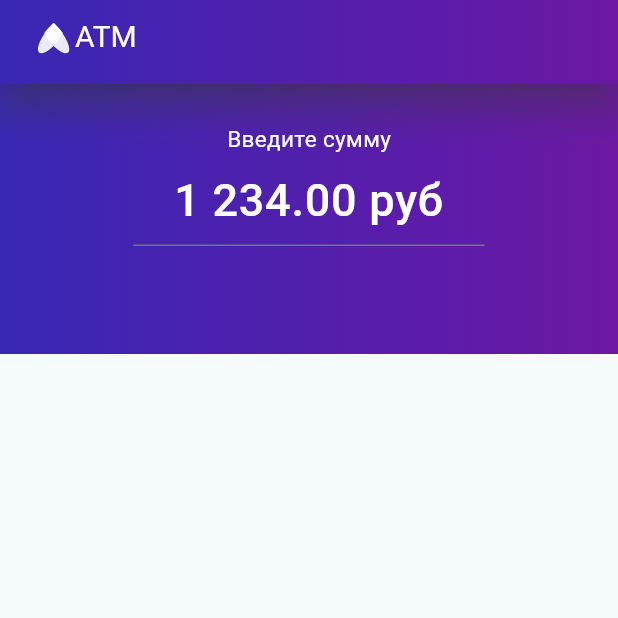
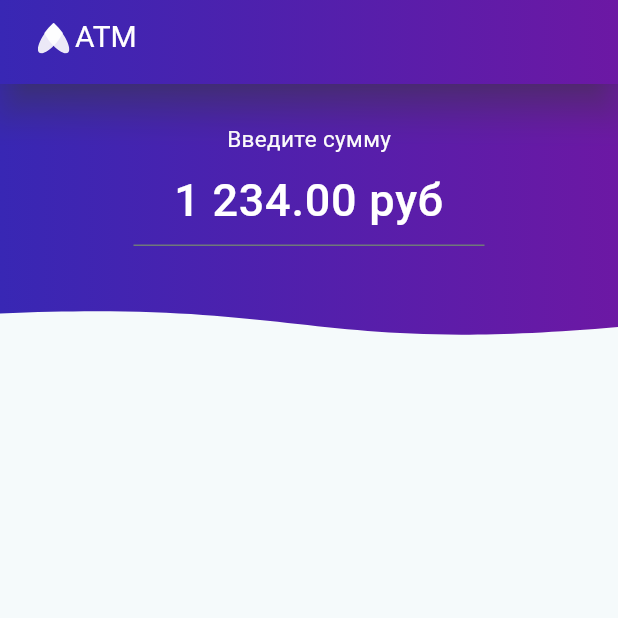
Before and after one commit to GarifullinII/atm, a Flutter app: the screen it shows after launch, on a phone screen of 412 x 824 dp, the top half of it. Run offline on Flutter 3.47's test engine with Material 3 defaults, Android fonts, the phone set to English and light mode, and no system bars; our stand-ins replace flutter_svg; Roboto replaces fonts that are missing (SF Pro Text, Trebuchet MS).

Commit message:
ATM add CustomClipper for first gradient

```diff
--- a/lib/views/pages/amount_entry.dart
+++ b/lib/views/pages/amount_entry.dart
@@ -13,9 +13,8 @@ class AmountEntryPage extends StatefulWidget {
 }
 
 class _AmountEntryPageState extends State<AmountEntryPage> {
-
   /// Input controller
-  final TextEditingController amountEntryController = TextEditingController();
+  final TextEditingController controller = TextEditingController();
 
   @override
   Widget build(BuildContext context) {
@@ -29,10 +28,13 @@ class _AmountEntryPageState extends State<AmountEntryPage> {
             Stack(
               alignment: Alignment.topCenter,
               children: <Widget>[
-                Container(
-                  height: 180,
-                  decoration: BoxDecoration(
-                    gradient: ColorConstants.backgroundColor,
+                ClipPath(
+                  clipper: DrawClip(),
+                  child: Container(
+                    height: 180,
+                    decoration: BoxDecoration(
+                      gradient: ColorConstants.backgroundColor,
+                    ),
                   ),
                 ),
                 Column(
@@ -56,7 +58,7 @@ class _AmountEntryPageState extends State<AmountEntryPage> {
                         right: 89,
                       ),
                       child: TextFormField(
-                        controller: amountEntryController,
+                        controller: controller,
                         decoration: InputDecoration(
                           hintText: '1 234.00 руб',
                           hintStyle: TextStyle(
@@ -86,3 +88,27 @@ class _AmountEntryPageState extends State<AmountEntryPage> {
     );
   }
 }
+
+class DrawClip extends CustomClipper<Path> {
+  @override
+  getClip(Size size) {
+    Path path = Path();
+    path.lineTo(0, size.height*0.85);
+    path.cubicTo(
+      size.width*0.5,
+      size.height*0.8,
+      size.width*0.5,
+      size.height,
+      size.width,
+      size.height*0.9,
+    );
+    path.lineTo(size.width, 0);
+
+    return path;
+  }
+
+  @override
+  bool shouldReclip(covariant CustomClipper oldClipper) {
+    return true;
+  }
+}
```
